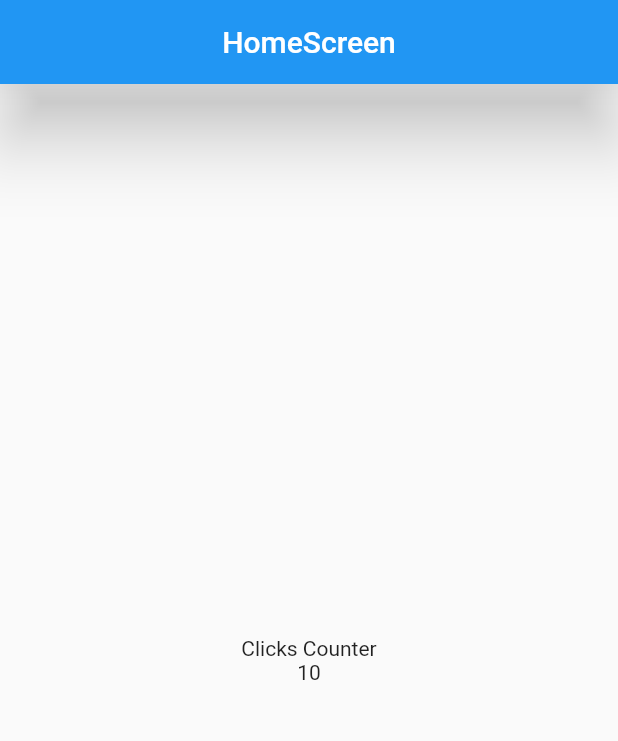
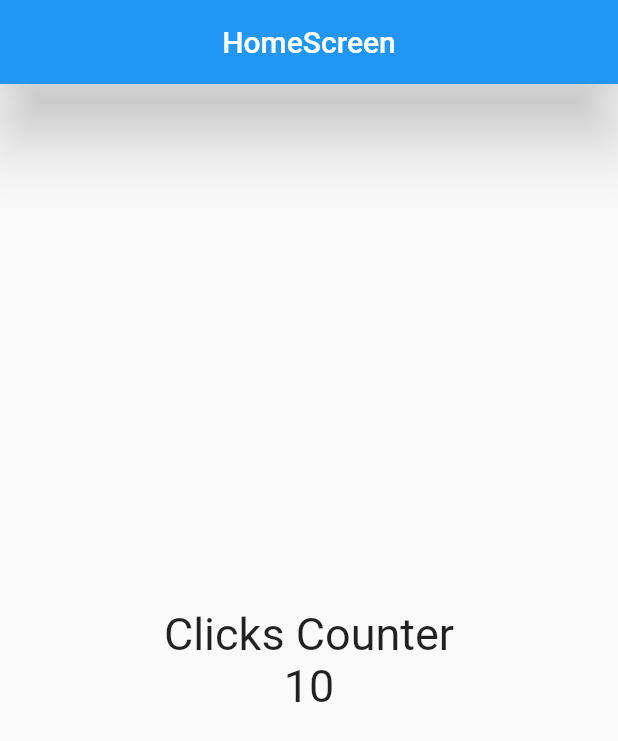
Before and after one commit to ChristianTC/counter_app_flutter, a Flutter app: the screen it shows after launch, on a phone screen of 412 x 824 dp. Shown: the top 741 px of the screen. Run offline on Flutter 3.47's test engine with Material 2 defaults, Android fonts, the phone set to English and light mode, and no system bars.

Commit message:
Texts styles

```diff
--- a/lib/screens/home_screen.dart
+++ b/lib/screens/home_screen.dart
@@ -5,6 +5,8 @@ class HomeScreen extends StatelessWidget {
 
   @override
   Widget build(BuildContext context) {
+    const fontSize30 = const TextStyle(fontSize: 30);
+
     return Scaffold(
       appBar: AppBar(
         title: const Center(child: Text('HomeScreen')),
@@ -14,7 +16,16 @@ class HomeScreen extends StatelessWidget {
         child: Column(
             mainAxisAlignment: MainAxisAlignment.center,
             crossAxisAlignment: CrossAxisAlignment.center,
-            children: const <Widget>[Text('Clicks Counter'), Text('10')]),
+            children: const <Widget>[
+              Text(
+                'Clicks Counter',
+                style: fontSize30,
+              ),
+              Text(
+                '10',
+                style: fontSize30,
+              )
+            ]),
       ),
     );
   }
```
